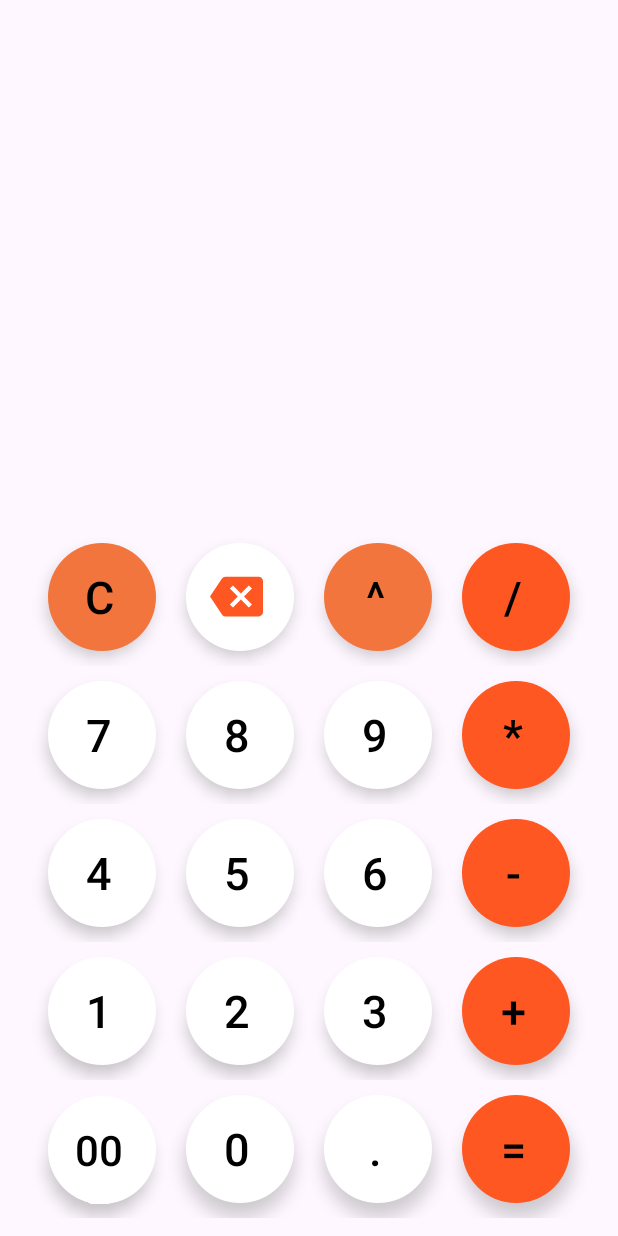
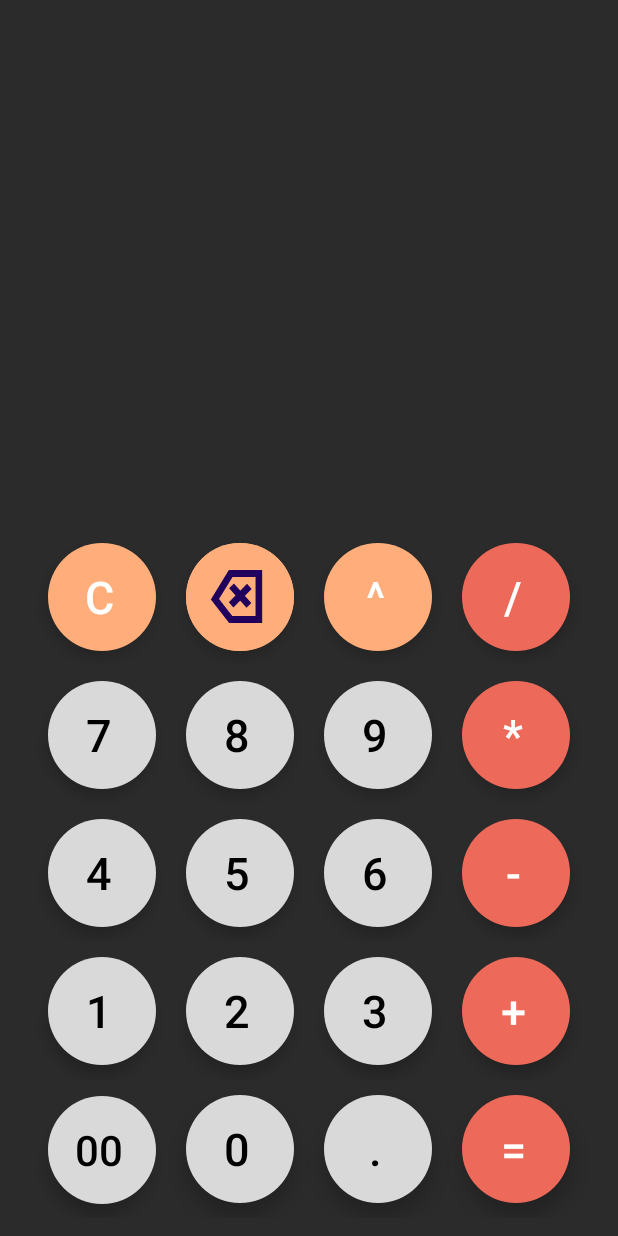
Before and after one commit to Aditya-en/calcMaster, an Android app: the screen it shows after launch (MainActivity), on a phone screen of 412 x 824 dp. Run offline under Robolectric (Android 15) with nearby library versions, the phone set to English and light mode, and no system bars.

Commit message:
Changed colors in UI

```diff
--- a/app/src/main/res/drawable/backspace_24.xml
+++ b/app/src/main/res/drawable/backspace_24.xml
@@ -1,5 +1,23 @@
-<vector android:autoMirrored="true" android:height="24dp"
-    android:tint="#000000" android:viewportHeight="24"
-    android:viewportWidth="24" android:width="24dp" xmlns:android="http://schemas.android.com/apk/res/android">
-    <path android:fillColor="@android:color/white" android:pathData="M22,3L7,3c-0.69,0 -1.23,0.35 -1.59,0.88L0,12l5.41,8.11c0.36,0.53 0.9,0.89 1.59,0.89h15c1.1,0 2,-0.9 2,-2L24,5c0,-1.1 -0.9,-2 -2,-2zM19,15.59L17.59,17 14,13.41 10.41,17 9,15.59 12.59,12 9,8.41 10.41,7 14,10.59 17.59,7 19,8.41 15.41,12 19,15.59z"/>
+<!--<vector android:autoMirrored="true" android:height="24dp"-->
+<!--    android:tint="#000000" android:viewportHeight="24"-->
+<!--    android:viewportWidth="24" android:width="24dp" xmlns:android="http://schemas.android.com/apk/res/android">-->
+<!--    <path android:fillColor="@android:color/white" android:pathData="M22,3L7,3c-0.69,0 -1.23,0.35 -1.59,0.88L0,12l5.41,8.11c0.36,0.53 0.9,0.89 1.59,0.89h15c1.1,0 2,-0.9 2,-2L24,5c0,-1.1 -0.9,-2 -2,-2zM19,15.59L17.59,17 14,13.41 10.41,17 9,15.59 12.59,12 9,8.41 10.41,7 14,10.59 17.59,7 19,8.41 15.41,12 19,15.59z"/>-->
+<!--</vector>-->
+<vector xmlns:android="http://schemas.android.com/apk/res/android" xmlns:aapt="http://schemas.android.com/aapt"
+    android:viewportWidth="32"
+    android:viewportHeight="30"
+    android:width="32dp"
+    android:height="30dp">
+    <path
+        android:pathData="M12.5 2L3 16.5L12.5 28H29.5V2H12.5Z"
+        android:strokeColor="#FFFFFF"
+        android:strokeWidth="4" />
+    <path
+        android:pathData="M13 9L23.5 20"
+        android:strokeColor="#FFFFFF"
+        android:strokeWidth="4" />
+    <path
+        android:pathData="M12.75 19.75L23.75 9.25"
+        android:strokeColor="#FFFFFF"
+        android:strokeWidth="4" />
 </vector>
--- a/app/src/main/res/layout/activity_main.xml
+++ b/app/src/main/res/layout/activity_main.xml
@@ -4,6 +4,7 @@
     xmlns:tools="http://schemas.android.com/tools"
     android:layout_width="match_parent"
     android:layout_height="match_parent"
+    android:background="@color/grey"
     tools:context=".MainActivity">
 
     <TextView
@@ -12,7 +13,8 @@
         android:layout_height="wrap_content"
         android:textAlignment="viewEnd"
         android:layout_marginHorizontal="8dp"
-        android:textSize="30sp"
+        android:textSize="40sp"
+        android:textColor="@color/white"
         android:layout_marginVertical="10dp"
         app:layout_constraintBottom_toTopOf="@+id/txtOutput"
         tools:layout_editor_absoluteX="-16dp" />
@@ -23,8 +25,10 @@
         android:layout_height="wrap_content"
         android:text=""
         android:layout_marginHorizontal="8dp"
+        android:maxLines="1"
         android:textAlignment="viewEnd"
-        android:textSize="40sp"
+        android:textSize="65sp"
+        android:textColor="@color/white"
         android:layout_marginVertical="20dp"
         app:layout_constraintBottom_toTopOf="@+id/row1"
         tools:layout_editor_absoluteX="66dp" />
@@ -54,7 +58,7 @@
                 android:id="@+id/back"
                 style="@style/buttons"
                 app:icon="@drawable/backspace_24"
-                app:iconTint="@color/orange"
+                android:backgroundTint="@color/lightOrange"
                 app:iconSize="35sp"/>
             <Button
                 android:id="@+id/btnPow"
--- a/app/src/main/res/values/colors.xml
+++ b/app/src/main/res/values/colors.xml
@@ -1,8 +1,12 @@
 <?xml version="1.0" encoding="utf-8"?>
 <resources>
     <color name="black">#FF000000</color>
+    <color name="grey">#2A2B2A</color>
     <color name="white">#FFF</color>
-    <color name="orange">#FF5722</color>
-    <color name="lightOrange">#F3753E</color>
+<!--    <color name="orange">#FF5722</color>-->
+    <color name="orange">#ED6A5A</color>-->
+    <color name="buttonBackground">#D9D9D9</color>-->
+    <color name="lightOrange">#FFAE7B</color>-->
+<!--    <color name="lightOrange">#F3753E</color>-->
 
 </resources>
--- a/app/src/main/res/values/themes.xml
+++ b/app/src/main/res/values/themes.xml
@@ -7,7 +7,8 @@
 
     <style name="buttons" parent="@style/Widget.Material3.ExtendedFloatingActionButton.Icon.Primary">
         <item name="android:layout_margin">10dp</item>
-        <item name="backgroundTint">@color/white</item>
+<!--        <item name="backgroundTint">@color/white</item>-->
+        <item name="backgroundTint">@color/buttonBackground</item>
         <item name="cornerRadius">200dp</item>
         <item name="android:textColor">@color/black</item>
         <item name="android:layout_width">72dp</item>
@@ -18,9 +19,11 @@
 
     <style name="operators" parent="buttons">
         <item name="backgroundTint">@color/orange</item>
+        <item name="android:textColor">@color/white</item>
     </style>
     <style name="btn" parent="buttons">
         <item name="backgroundTint">@color/lightOrange</item>
+        <item name="android:textColor">@color/white</item>
     </style>
 
     <style name="Theme.Calc" parent="Base.Theme.Calc" />
```
